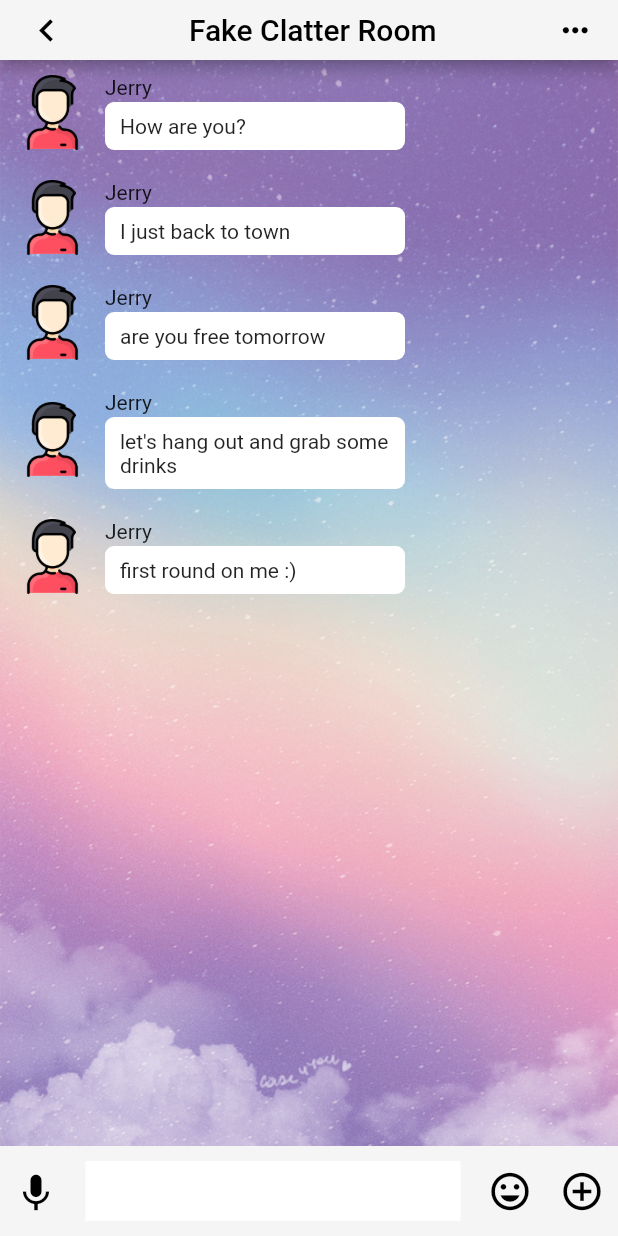
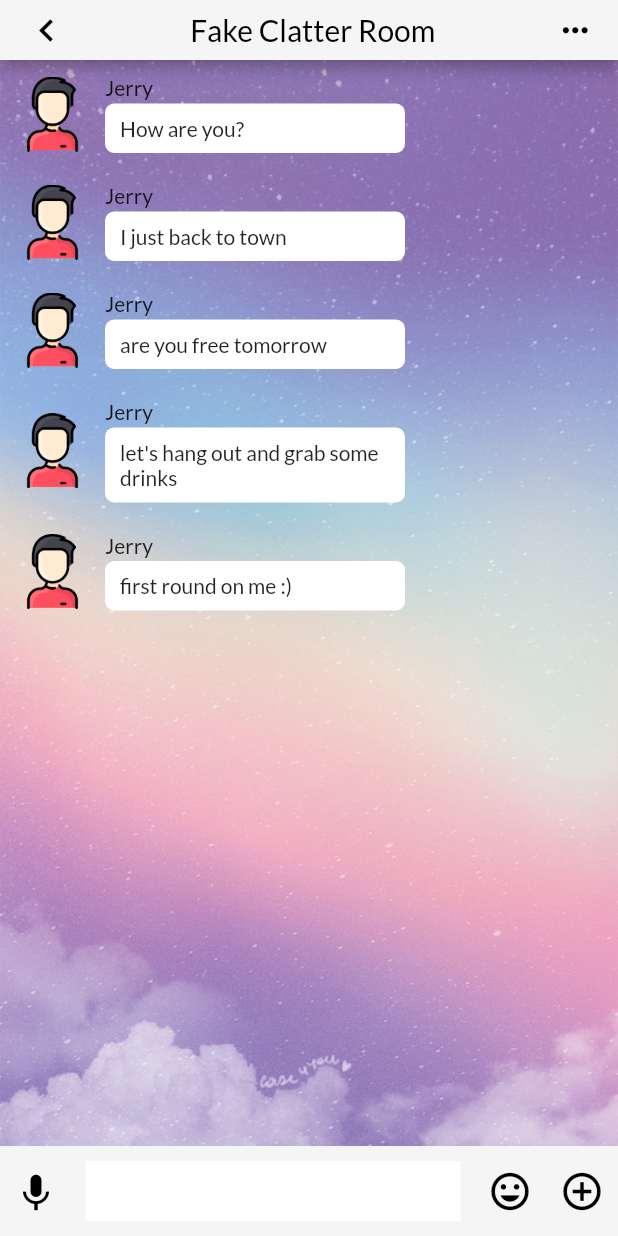
Before and after one commit to MichaelCTH/Clatter, a Flutter app: the screen it shows after launch, on a phone screen of 412 x 824 dp. Run offline on Flutter 3.47's test engine with Material 2 defaults, Android fonts, the phone set to English and light mode, and no system bars.

Commit message:
use Lato font

```diff
--- a/lib/main.dart
+++ b/lib/main.dart
@@ -21,6 +21,7 @@ class MyApp extends StatelessWidget {
       theme: ThemeData(
         primarySwatch: Colors.blue,
         visualDensity: VisualDensity.adaptivePlatformDensity,
+        fontFamily: 'Lato',
       ),
       home: Container(
         decoration: BoxDecoration(
```
Also changed, not shown: pubspec.yaml (+17 -15 lines), assets/fonts/Lato-Bold.ttf (added), assets/fonts/Lato-Italic.ttf (added), assets/fonts/Lato-Regular.ttf (added).
